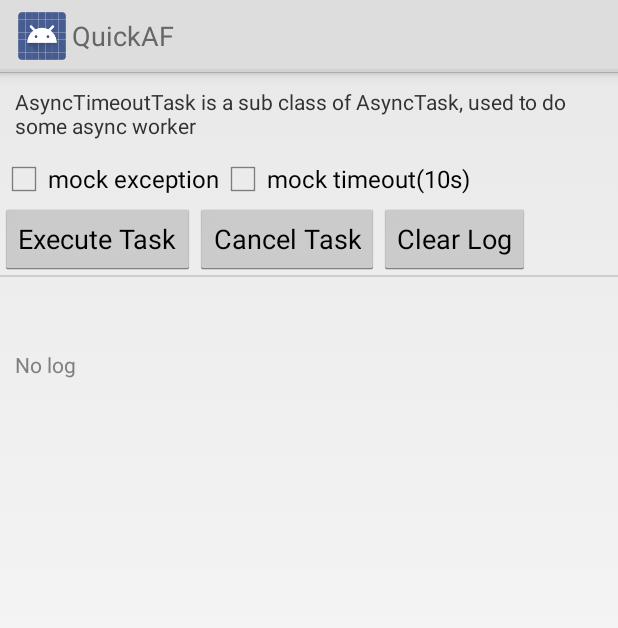
After one commit to Jamling/QuickAF, an Android app: the layout sample_async_timeout_task.xml on its own in the app's theme, with its tools: preview values and no code run, on a phone screen of 412 x 824 dp. The commit adds this screen. Shown: the top 628 px of the screen. Run offline under Robolectric (Android 15) with nearby library versions, the phone set to English and light mode, and no system bars.

Commit message:
add async timeout task

```diff
--- a/sample/src/main/java/cn/ieclipse/af/demo/sample/SampleBaseFragment.java
+++ b/sample/src/main/java/cn/ieclipse/af/demo/sample/SampleBaseFragment.java
@@ -96,9 +96,9 @@ public abstract class SampleBaseFragment extends BaseFragment implements Adapter
         setOnClickListener(btn1, btn2, btn3, btn4, btn5, btn6);
 
         tv1 = (TextView) view.findViewById(R.id.tv1);
-//        tv2 = (TextView) view.findViewById(R.id.tv2);
-//        tv3 = (TextView) view.findViewById(R.id.tv3);
-//        tv4 = (TextView) view.findViewById(R.id.tv4);
+        tv2 = (TextView) view.findViewById(R.id.tv2);
+        tv3 = (TextView) view.findViewById(R.id.tv3);
+        tv4 = (TextView) view.findViewById(R.id.tv4);
 
         et1 = (EditText) view.findViewById(R.id.et1);
         et2 = (EditText) view.findViewById(R.id.et2);
--- a/sample/src/main/java/cn/ieclipse/af/demo/sample/appui/TabUtils.java
+++ b/sample/src/main/java/cn/ieclipse/af/demo/sample/appui/TabUtils.java
@@ -17,6 +17,7 @@ package cn.ieclipse.af.demo.sample.appui;
 
 import cn.ieclipse.af.demo.sample.ButtonListFragment;
 import cn.ieclipse.af.demo.sample.orm.AormActivity;
+import cn.ieclipse.af.demo.sample.utils.AsyncTimeoutTaskSample;
 import cn.ieclipse.af.demo.sample.utils.DialogsActivity;
 
 /**
@@ -33,6 +34,6 @@ public class TabUtils extends ButtonListFragment {
 
     @Override
     protected Class[] getActivities() {
-        return new Class[]{DialogsActivity.class, AormActivity.class};
+        return new Class[]{DialogsActivity.class, AormActivity.class, AsyncTimeoutTaskSample.class};
     }
 }
--- a/sample/src/main/java/cn/ieclipse/af/demo/sample/recycler/view/MyRefreshRecyclerView.java
+++ b/sample/src/main/java/cn/ieclipse/af/demo/sample/recycler/view/MyRefreshRecyclerView.java
@@ -85,6 +85,9 @@ public class MyRefreshRecyclerView extends RefreshRecyclerView {
      */
     private void setBottomViewText(int resStr) {
         View footView = mAdapter.getFootView();
+        if (footView == null) {
+            return;
+        }
         View progress = footView.findViewById(R.id.progressBar);
         progress.setVisibility(GONE);
 
--- /dev/null
+++ b/sample/src/main/res/layout/sample_async_timeout_task.xml
@@ -0,0 +1,86 @@
+<?xml version="1.0" encoding="utf-8"?>
+<LinearLayout
+    xmlns:android="http://schemas.android.com/apk/res/android"
+    android:layout_width="match_parent"
+    android:layout_height="match_parent"
+    android:orientation="vertical"
+    >
+
+    <TextView
+        android:id="@+id/tv1"
+        android:layout_width="match_parent"
+        android:layout_height="wrap_content"
+        android:gravity="left"
+        android:padding="10dp"
+        android:text="AsyncTimeoutTask is a sub class of AsyncTask, used to do some async worker"/>
+
+    <LinearLayout
+        android:layout_width="match_parent"
+        android:layout_height="wrap_content"
+        android:gravity="center_vertical"
+        android:orientation="horizontal">
+
+        <CheckBox
+            android:id="@+id/chk1"
+            android:layout_width="wrap_content"
+            android:layout_height="wrap_content"
+            android:text="mock exception"/>
+
+        <CheckBox
+            android:id="@+id/chk2"
+            android:layout_width="wrap_content"
+            android:layout_height="wrap_content"
+            android:text="mock timeout(10s)"/>
+    </LinearLayout>
+
+    <LinearLayout
+        android:layout_width="match_parent"
+        android:layout_height="wrap_content"
+        android:gravity="center_vertical"
+        android:orientation="horizontal">
+
+        <Button
+            android:id="@+id/btn1"
+            android:layout_width="wrap_content"
+            android:layout_height="wrap_content"
+            android:text="Execute Task"/>
+
+        <Button
+            android:id="@+id/btn2"
+            android:layout_width="wrap_content"
+            android:layout_height="wrap_content"
+            android:text="Cancel Task"/>
+
+        <Button
+            android:id="@+id/btn3"
+            android:layout_width="wrap_content"
+            android:layout_height="wrap_content"
+            android:text="Clear Log"/>
+    </LinearLayout>
+
+    <View
+        android:layout_width="match_parent"
+        android:layout_height="1dp"
+        android:background="@color/divider"/>
+    <TextView
+        android:layout_width="match_parent"
+        android:layout_height="wrap_content"
+        android:id="@+id/tv3"/>
+    <TextView
+        android:layout_width="match_parent"
+        android:layout_height="wrap_content"
+        android:id="@+id/tv4"/>
+
+    <ScrollView
+        android:layout_width="match_parent"
+        android:layout_height="match_parent">
+
+        <TextView
+            android:id="@+id/tv2"
+            android:layout_width="match_parent"
+            android:layout_height="wrap_content"
+            android:gravity="left"
+            android:hint="No log"
+            android:padding="10dp"/>
+    </ScrollView>
+</LinearLayout>
```
Also changed, not shown: sample/src/main/java/cn/ieclipse/af/demo/sample/utils/AsyncTimeoutTaskSample.java (added, +130 -0 lines), 1 other file.
